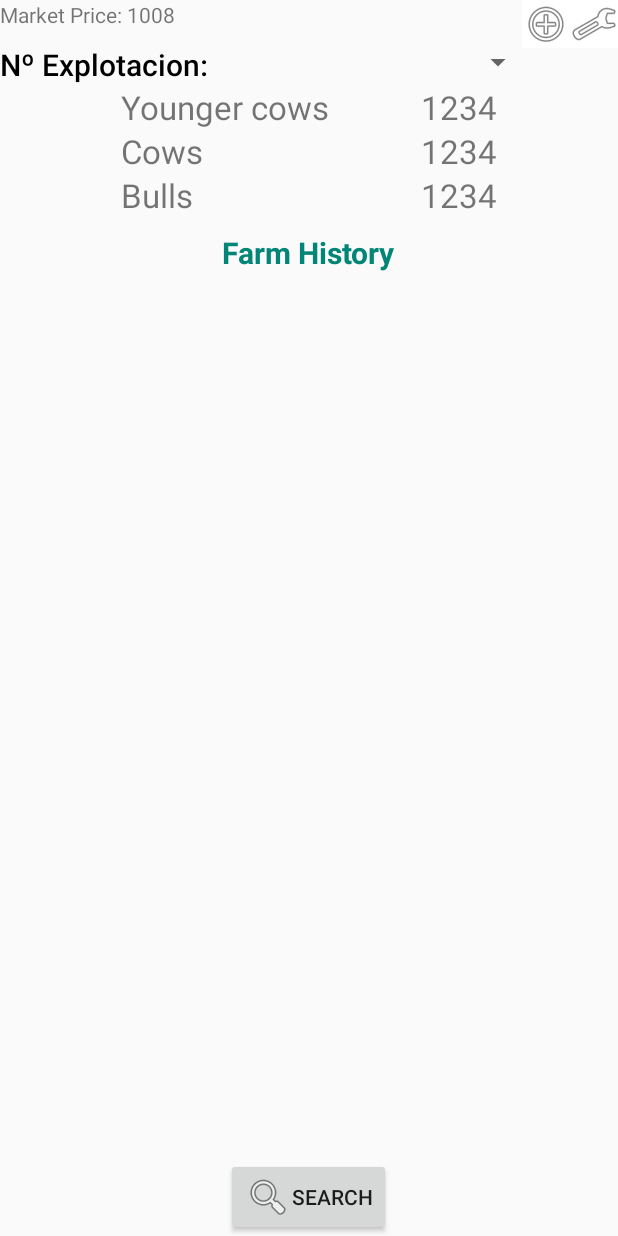
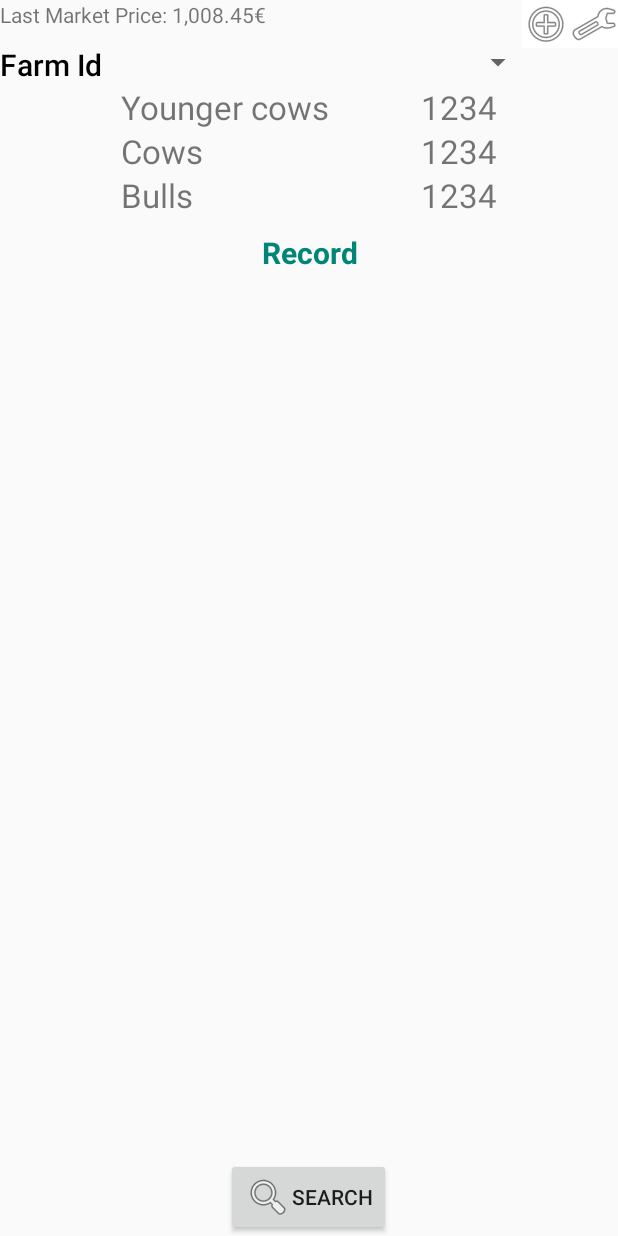
Before and after one commit to FarmogoApp/FarmogoApp, an Android app: the layout farm_stats.xml on its own in the app's theme, with its tools: preview values and no code run, on a phone screen of 412 x 824 dp. Run offline under Robolectric (Android 15) with nearby library versions, the light colour scheme and no system bars.

Commit message:
#53 i18n farm stats activity

```diff
--- a/app/src/main/res/layout/farm_stats.xml
+++ b/app/src/main/res/layout/farm_stats.xml
@@ -9,9 +9,9 @@
 
     <TextView
         android:id="@+id/ScrapingResult"
-        android:layout_width="195dp"
+        android:layout_width="wrap_content"
         android:layout_height="29dp"
-        android:text="Market Price: 1008" />
+        android:text="@string/last_marquet_price" />
 
     <RelativeLayout
         android:id="@+id/explotationrelativelayout"
@@ -28,7 +28,7 @@
             android:layout_height="wrap_content"
             android:layout_gravity="center"
             android:layout_marginTop="0dp"
-            android:text="Nº Explotacion: "
+            android:text="@string/farm_id"
             android:textColor="#000000" />
 
         <Spinner
@@ -53,7 +53,7 @@
             android:layout_gravity="center"
             android:gravity="center"
             android:padding="10dp"
-            android:text="Farm History"
+            android:text="@string/record"
             android:textColor="@color/colorPrimary"
             android:textSize="20sp"
             android:textStyle="bold" />
--- a/app/src/main/res/values/strings.xml
+++ b/app/src/main/res/values/strings.xml
@@ -38,6 +38,7 @@
     <string name="farm_added_succesfull">Farm added Succesfull</string>
     <string name="num_partitions_building">Num. partitions in build </string>
     <string name="choose_farm">Choose farm</string>
+    <string name="last_marquet_price">Last Market Price: 1,008.45€</string>
     <string-array name="gender">
         <item>Male</item>
         <item>Female</item>
```
Also changed, not shown: 2 other files.
